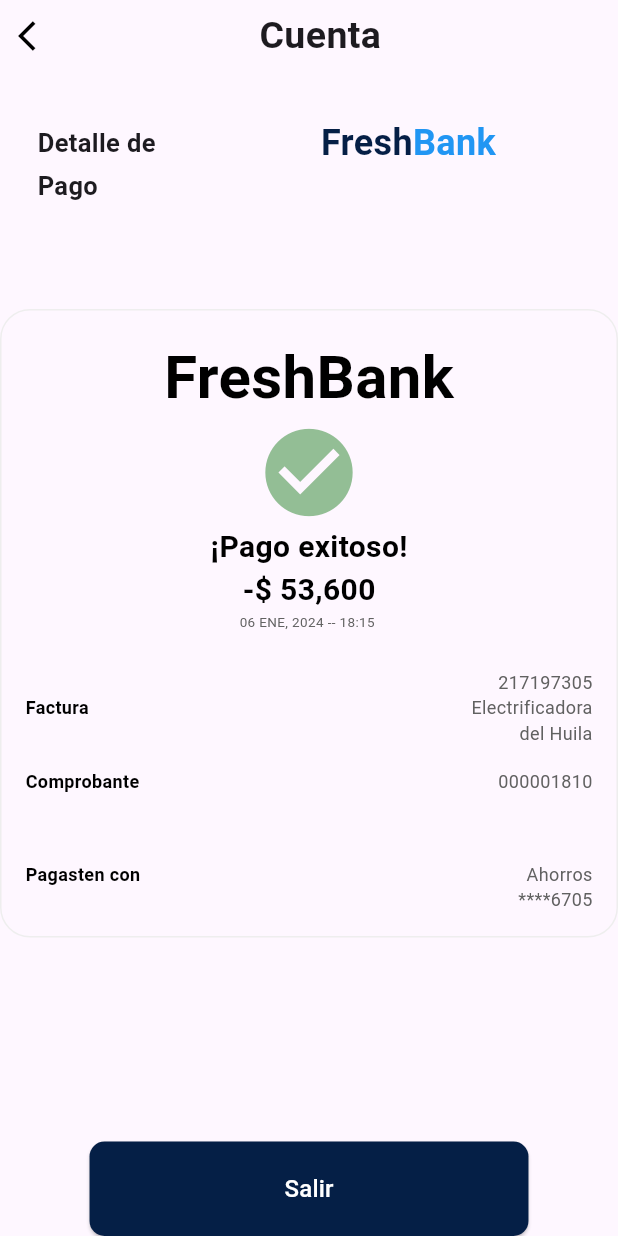
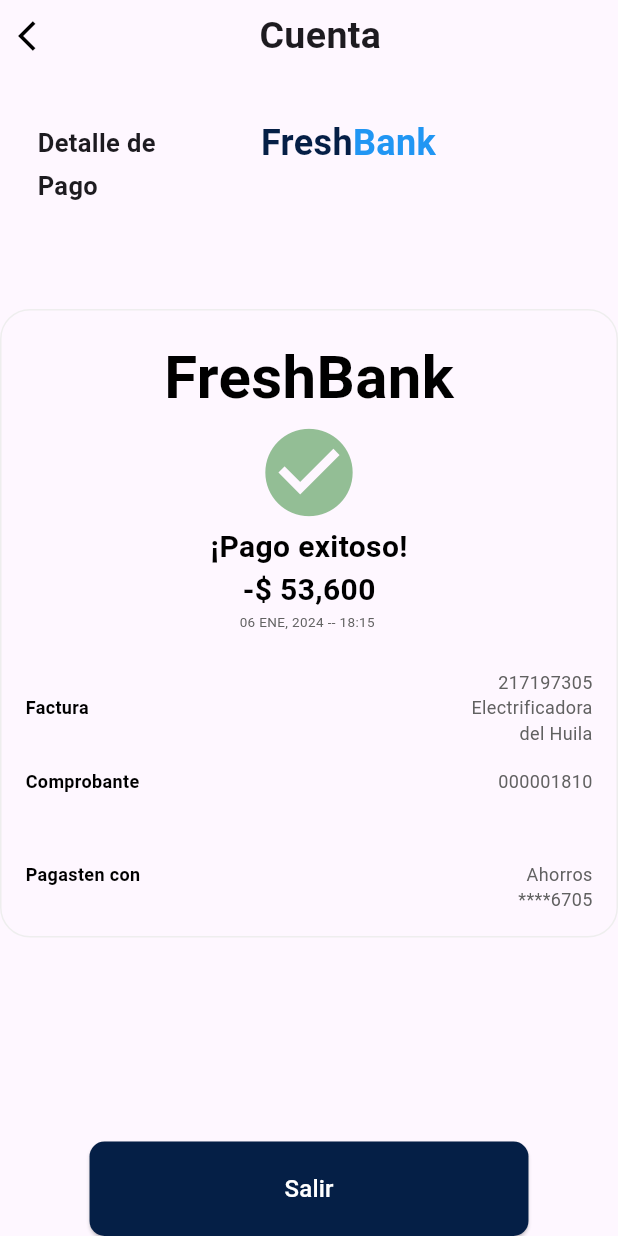
Before and after one commit to ArianaTzucV/FreshStart, a Flutter app: the EstadoDeCuentaBody widget shown alone on an empty page, opened directly, on a phone screen of 412 x 824 dp. Run offline on Flutter 3.47's test engine with Material 3 defaults, Android fonts, the phone set to English and light mode, and no system bars; Roboto replaces fonts that are missing (Calor); project files that could hold a hidden picture were left out.

Commit message:
estadodecuenta_Medificaciondevista2

```diff
--- a/lib/core/presentation/views/estado_cuenta_view2.dart
+++ b/lib/core/presentation/views/estado_cuenta_view2.dart
@@ -60,7 +60,7 @@
               'Detalle de',
               style: TextStyle(fontSize: 17, fontWeight: FontWeight.bold),
             ),
-            SizedBox(width: 110),
+            SizedBox(width: 70),
             Text(
               'Fresh',
               style: TextStyle(
```
